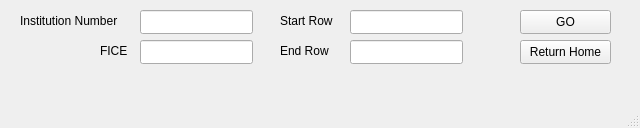
at91322/dteassistant, file termbuilder.ui: the form before one commit.
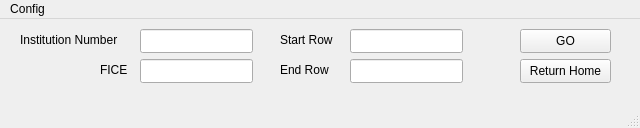
The form after the commit.

Commit message: add username and current term update functionality in menu bar on all windows

Diff of the .ui file:
```diff
--- a/termbuilder.ui
+++ b/termbuilder.ui
@@ -154,6 +154,14 @@
      <height>21</height>
     </rect>
    </property>
+   <widget class="QMenu" name="menuConfig">
+    <property name="title">
+     <string>Config</string>
+    </property>
+    <addaction name="actionChange_Username"/>
+    <addaction name="actionChange_Current_Term"/>
+   </widget>
+   <addaction name="menuConfig"/>
   </widget>
   <widget class="QStatusBar" name="statusbar"/>
  </widget>
```
Left out of the diff: 10 changed lines with no effect on the pictures. The commit also changes 19 other files.
